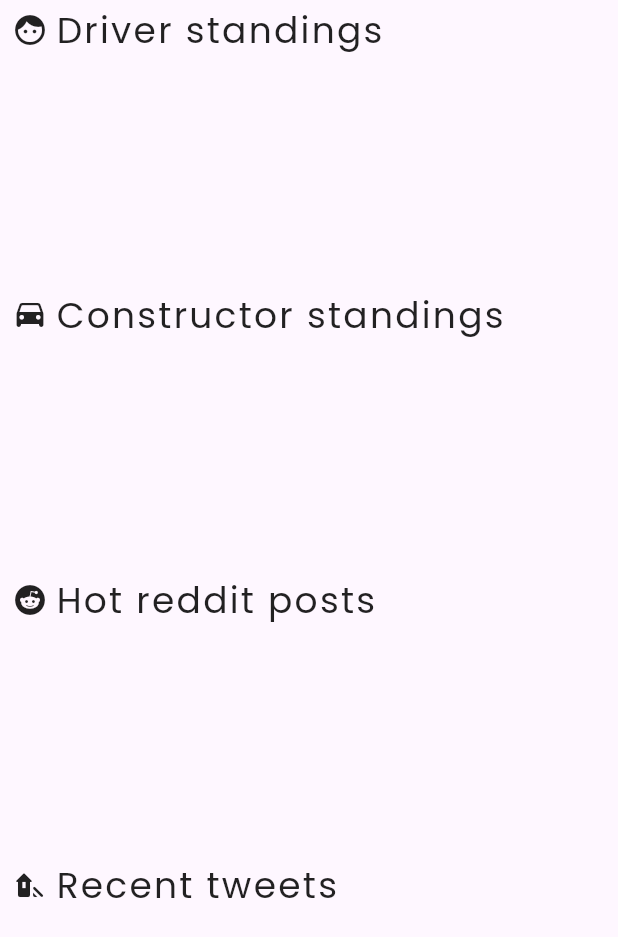
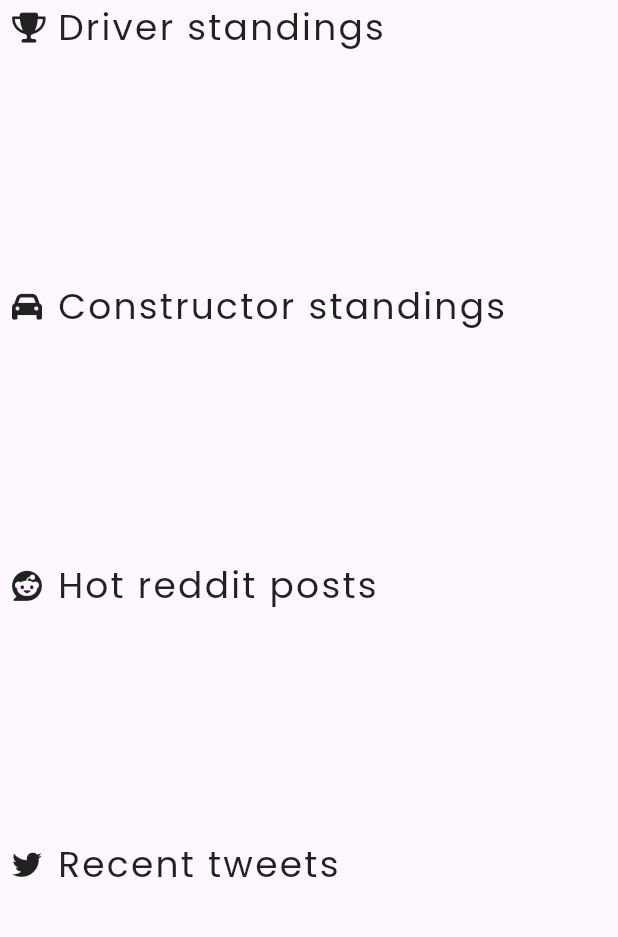
Before and after one commit to radoslawik/we-are-checking, a Flutter app: the screen it shows after launch, on a phone screen of 412 x 824 dp. Shown: the top 937 px of the screen. Run offline on Flutter 3.47's test engine with Material 2 defaults, Android fonts, the light colour scheme and no system bars; our stand-ins replace font_awesome_flutter, google_fonts; accounts and stored records are empty; network calls fail.

Commit message:
Improve news card widget icons and colors

```diff
--- a/lib/main.dart
+++ b/lib/main.dart
@@ -1,5 +1,6 @@
 import 'package:flutter/gestures.dart';
 import 'package:flutter/material.dart';
+import 'package:font_awesome_flutter/font_awesome_flutter.dart';
 import 'package:google_fonts/google_fonts.dart';
 import 'package:hard_tyre/services/api/ergast_data_provider.dart';
 import 'package:hard_tyre/services/api/reddit_data_provider.dart';
@@ -152,10 +153,10 @@ class _MyHomePageState extends State<MyHomePage> {
   void initState() {
     super.initState();
     _newsWidgets = [
-      const MediaTileWidget(title: 'Driver standings', icon: Icons.face_rounded, getMedias: ErgastDataProvider.getDriverStandings),
-      const MediaTileWidget(title: 'Constructor standings', icon: Icons.drive_eta_rounded, getMedias: ErgastDataProvider.getConstructorStandings),
-      const MediaTileWidget(title: 'Hot reddit posts', icon: Icons.reddit_rounded, getMedias: RedditDataProvider.getAllHotPosts),
-      const MediaTileWidget(title: 'Recent tweets', icon: Icons.wb_shade_rounded, getMedias: TwitterDataProvider.getTweetTimeline),
+      const MediaTileWidget(title: 'Driver standings', icon: FontAwesomeIcons.trophy, getMedias: ErgastDataProvider.getDriverStandings),
+      const MediaTileWidget(title: 'Constructor standings', icon: FontAwesomeIcons.car, getMedias: ErgastDataProvider.getConstructorStandings),
+      const MediaTileWidget(title: 'Hot reddit posts', icon: FontAwesomeIcons.reddit, getMedias: RedditDataProvider.getAllHotPosts),
+      const MediaTileWidget(title: 'Recent tweets', icon: FontAwesomeIcons.twitter, getMedias: TwitterDataProvider.getTweetTimeline),
     ];
   }
 
--- a/lib/widgets/media/helpers/indicator_widget.dart
+++ b/lib/widgets/media/helpers/indicator_widget.dart
@@ -4,6 +4,7 @@ class IndicatorWidget extends StatefulWidget {
   const IndicatorWidget(
       {Key? key,
       required this.iconData,
+      required this.size,
       required this.number,
       required this.thresholds,
       required this.colors})
@@ -12,6 +13,7 @@ class IndicatorWidget extends StatefulWidget {
   final int number;
   final List<int> thresholds;
   final List<Color> colors;
+  final double size;
   @override
   State<IndicatorWidget> createState() => _IndicatorWidgetState();
 }
@@ -40,7 +42,7 @@ class _IndicatorWidgetState extends State<IndicatorWidget> {
         Icon(
           widget.iconData,
           color: getIndicatorColor(),
-          size: 16.0,
+          size: widget.size,
         ),
         Text(
           formatNumber(),
--- a/lib/widgets/media/tiles/media_tile_widget.dart
+++ b/lib/widgets/media/tiles/media_tile_widget.dart
@@ -47,9 +47,9 @@ class _MediaTileWidgetState extends State<MediaTileWidget> {
             children: [
               Icon(
                 widget.icon,
-                size: 24.0,
+                size: 20.0,
               ),
-              const SizedBox(width: 5.0),
+              const SizedBox(width: 10.0),
               Text(
                 widget.title,
                 style: Theme.of(context).textTheme.headline4,
--- a/pubspec.yaml
+++ b/pubspec.yaml
@@ -39,6 +39,7 @@ dependencies:
   uuid: ^3.0.6
   google_fonts: ^3.0.1
   url_launcher: ^6.1.5
+  font_awesome_flutter: ^10.1.0
 
 dev_dependencies:
   flutter_test:
```
Also changed, not shown: lib/widgets/media/items/news_item_widget.dart (+23 -14 lines), pubspec.lock.
